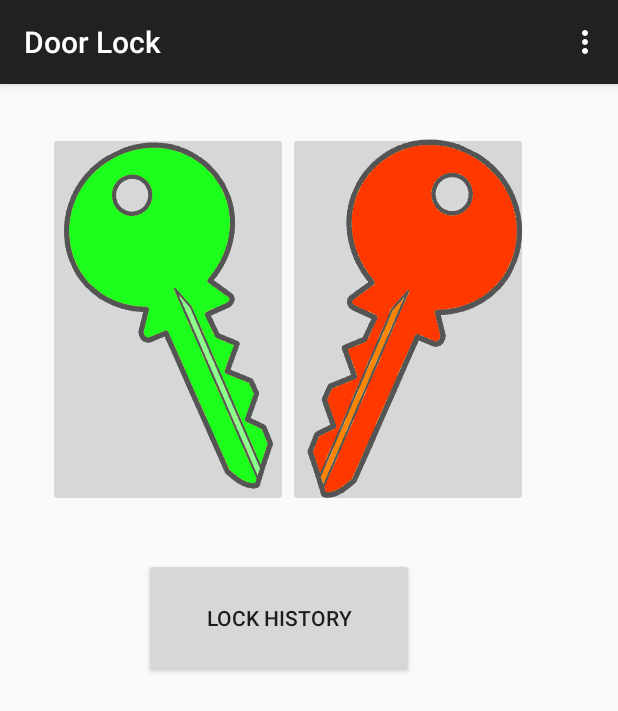
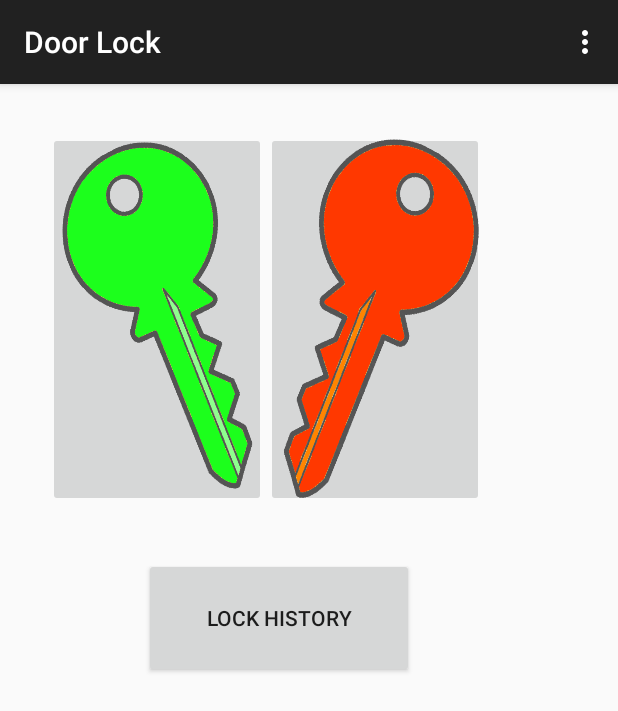
Before and after one commit to BorutUmer/door_lock, an Android app: the screen it shows after launch (MainActivity), on a phone screen of 412 x 824 dp. Shown: the top 711 px of the screen. Run offline under Robolectric (Android 15) with nearby library versions, the phone set to English and light mode, and no system bars.

Commit message:
Release version 3:19 am =.=

```diff
--- a/app/src/main/java/com/janmalec/jan/doorlock/Entry.java
+++ b/app/src/main/java/com/janmalec/jan/doorlock/Entry.java
@@ -30,7 +30,7 @@ public class Entry implements java.io.Serializable{
 
     public String getTimestamp(){
         SimpleDateFormat dateFormat = new SimpleDateFormat(
-                "yyyy-MM-dd HH:mm:ss", Locale.getDefault());
+                "dd-MM-yyyy HH:mm:ss", Locale.getDefault());
         return dateFormat.format(timestamp);
 
     }
--- a/app/src/main/java/com/janmalec/jan/doorlock/MainActivity.java
+++ b/app/src/main/java/com/janmalec/jan/doorlock/MainActivity.java
@@ -8,6 +8,7 @@ import android.view.Menu;
 import android.view.MenuItem;
 import android.view.View;
 import android.widget.Button;
+import android.widget.ImageButton;
 import android.widget.Toast;
 import android.util.Log;
 
@@ -25,13 +26,13 @@ public class MainActivity extends ActionBarActivity {
         super.onCreate(savedInstanceState);
         setContentView(R.layout.activity_main);
         final MySQLiteHelper db = new MySQLiteHelper(this);
-        Button gZakleni;
-        Button gNisem;
+        ImageButton gZakleni;
+        ImageButton gNisem;
         Button gLog;
         context = this.getApplicationContext(); // important
 
-        gZakleni = (Button)findViewById(R.id.button_zakleni);
-        gNisem = (Button)findViewById(R.id.button_nisem);
+        gZakleni = (ImageButton)findViewById(R.id.button_zakleni);
+        gNisem = (ImageButton)findViewById(R.id.button_nisem);
         gLog = (Button)findViewById(R.id.button_log);
 
         gZakleni.setOnClickListener(new View.OnClickListener() {
@@ -41,7 +42,7 @@ public class MainActivity extends ActionBarActivity {
                         Toast.LENGTH_LONG);
                 db.addEvent(new Entry(1));
 
-                msg.show();
+              //  msg.show();
             }
         });
 
@@ -52,7 +53,7 @@ public class MainActivity extends ActionBarActivity {
                         Toast.LENGTH_LONG);
                 db.addEvent(new Entry(0));
 
-                msg.show();
+                //msg.show();
             }
         });
 
--- a/app/src/main/java/com/janmalec/jan/doorlock/MySQLiteHelper.java
+++ b/app/src/main/java/com/janmalec/jan/doorlock/MySQLiteHelper.java
@@ -79,7 +79,7 @@ public class MySQLiteHelper extends SQLiteOpenHelper {
         Entry entry;
         String databaseDate;
         SimpleDateFormat dateFormat = new SimpleDateFormat(
-                "yyyy-MM-dd HH:mm:ss", Locale.getDefault());
+                "dd-MM-yyyy HH:mm:ss", Locale.getDefault());
         Date dataDate = null;
         int i = 0;
         if(cursor.moveToFirst()){
--- a/app/src/main/res/layout/activity_main.xml
+++ b/app/src/main/res/layout/activity_main.xml
@@ -20,14 +20,14 @@
 
 
     <ImageButton
-        android:layout_width="160dp"
+        android:layout_width="145dp"
         android:layout_height="250dp"
         android:id="@+id/button_zakleni"
         android:scaleType="fitXY"
         android:padding="0dp"
         android:src="@drawable/keyyes" />
         <ImageButton
-            android:layout_width="160dp"
+            android:layout_width="145dp"
             android:layout_height="250dp"
             android:layout_marginLeft="0dp"
             android:id="@+id/button_nisem"
```
Also changed, not shown: app/src/main/java/com/janmalec/jan/doorlock/ListActivity.java (+6 -2 lines).
